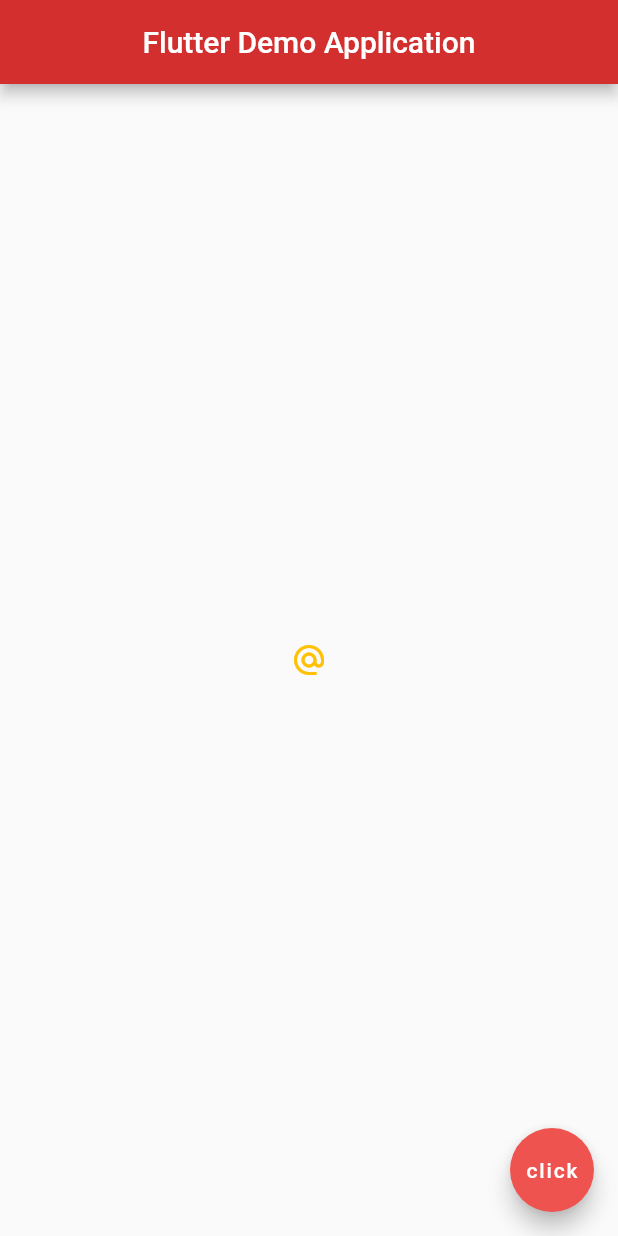
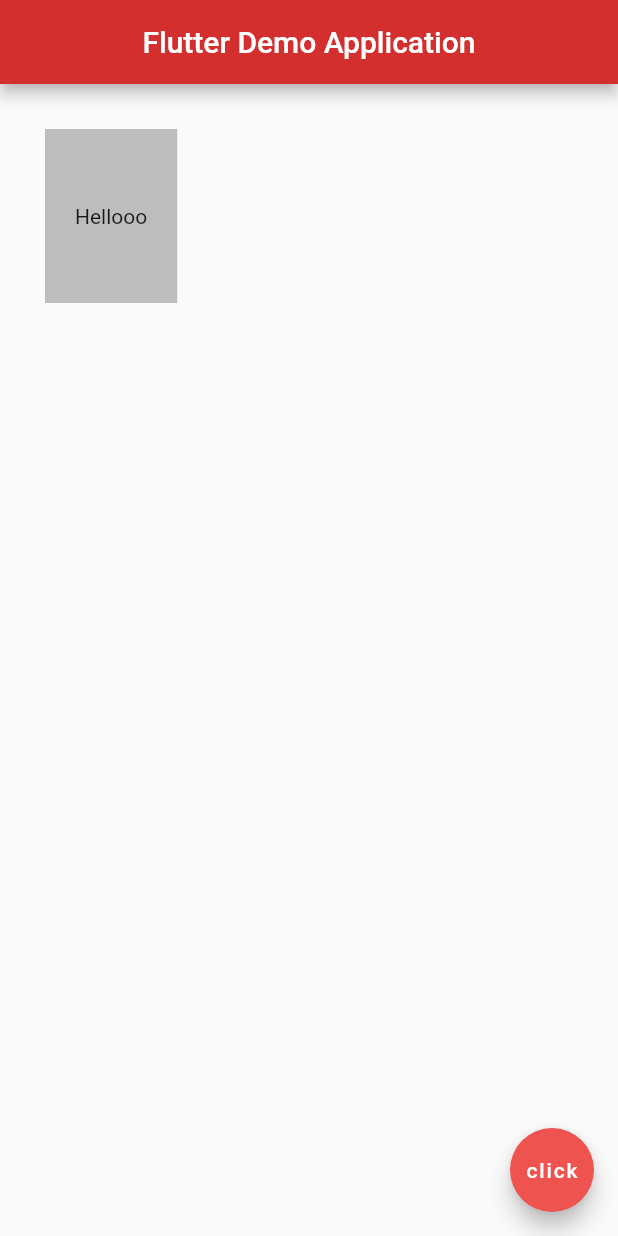
Before and after one commit to jeneeDurai/flutter_demo, a Flutter app: the screen it shows after launch, on a phone screen of 412 x 824 dp. Run offline on Flutter 3.47's test engine with Material 2 defaults, Android fonts, the phone set to English and light mode, and no system bars.

Commit message:
Containers

```diff
--- a/lib/main.dart
+++ b/lib/main.dart
@@ -16,46 +16,12 @@ class Home extends StatelessWidget {
         centerTitle: true,
         backgroundColor: Colors.red[700],
       ),
-      body: Center(
-//        child: Image(
-//          //image: NetworkImage('https://images.unsplash.com/photo-1548032885-b5e38734688a?ixlib=rb-1.2.1&ixid=eyJhcHBfaWQiOjEyMDd9&auto=format&fit=crop&w=307&q=80'),
-//          image:AssetImage('assets/bg.jpg')
-//        ),
-          //child:Image.asset('assets/bg.jpg')
-          //child:Image.network('https://images.unsplash.com/photo-1548032885-b5e38734688a?ixlib=rb-1.2.1&ixid=eyJhcHBfaWQiOjEyMDd9&auto=format&fit=crop&w=307&q=80')
-
-//        child:Icon(
-//          Icons.airport_shuttle,
-//          color:Colors.lightBlue,
-//          size:50.0,
-//        )
-
-//          child:RaisedButton(
-//              onPressed: (){
-//                print('Button clicked');
-//              },
-//            child:Text("Btn"),
-//            color:Colors.lightBlue
-//          )
-
-//          child: RaisedButton.icon(
-//            onPressed: (){},
-//            icon: Icon(
-//              Icons.mail,
-//            ),
-//            label: Text("Mail Me"),
-//            color:Colors.amber
-//          ),
-
-            child:IconButton(
-                icon: Icon(Icons.alternate_email),
-                onPressed: (){
-                  print('Icon clicked');
-                },
-              color:Colors.amber
-
-            )
-    ),
+      body: Container(
+        padding: EdgeInsets.symmetric(horizontal: 20.0, vertical:50.0),
+        margin: EdgeInsets.all(30.0),
+          color:Colors.grey[400],
+        child:Text("Hellooo")
+      ),
       floatingActionButton: FloatingActionButton(
           child:Text("click"),
           backgroundColor: Colors.red[400]
```
